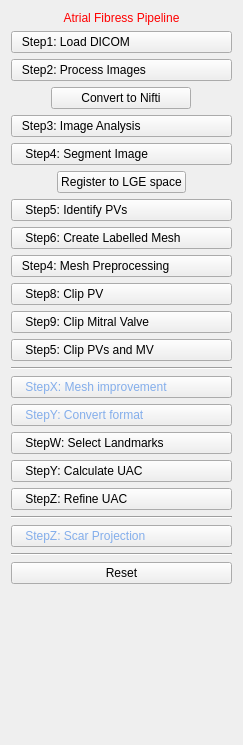
The window that Version2.0/Plugins/kcl.cemrgapp.atrialfibres/src/internal/AtrialFibresViewControls.ui (OpenHeartDevelopers/CemrgApp) describes before a commit, drawn with Qt 5.
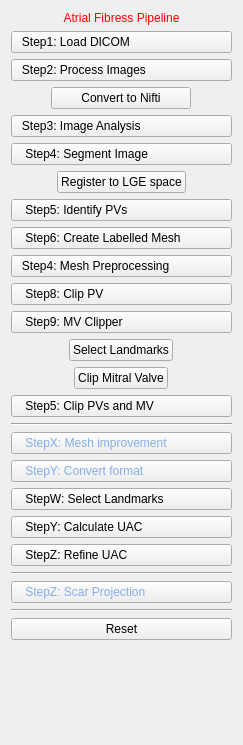
The same window after the commit.

Diff of the .ui file:
```diff
--- a/Version2.0/Plugins/kcl.cemrgapp.atrialfibres/src/internal/AtrialFibresViewControls.ui
+++ b/Version2.0/Plugins/kcl.cemrgapp.atrialfibres/src/internal/AtrialFibresViewControls.ui
@@ -166,7 +166,21 @@
       <string notr="true">text-align: left;</string>
      </property>
      <property name="text">
-      <string>    Step9: Clip Mitral Valve</string>
+      <string>    Step9: MV Clipper</string>
+     </property>
+    </widget>
+   </item>
+   <item alignment="Qt::AlignHCenter">
+    <widget class="QPushButton" name="button_man7_1_landmarks">
+     <property name="text">
+      <string>Select Landmarks</string>
+     </property>
+    </widget>
+   </item>
+   <item alignment="Qt::AlignHCenter">
+    <widget class="QPushButton" name="button_man7_2_clipMV">
+     <property name="text">
+      <string>Clip Mitral Valve</string>
      </property>
     </widget>
    </item>
```
Left out of the diff: 2 changed lines with no effect on the pictures.
